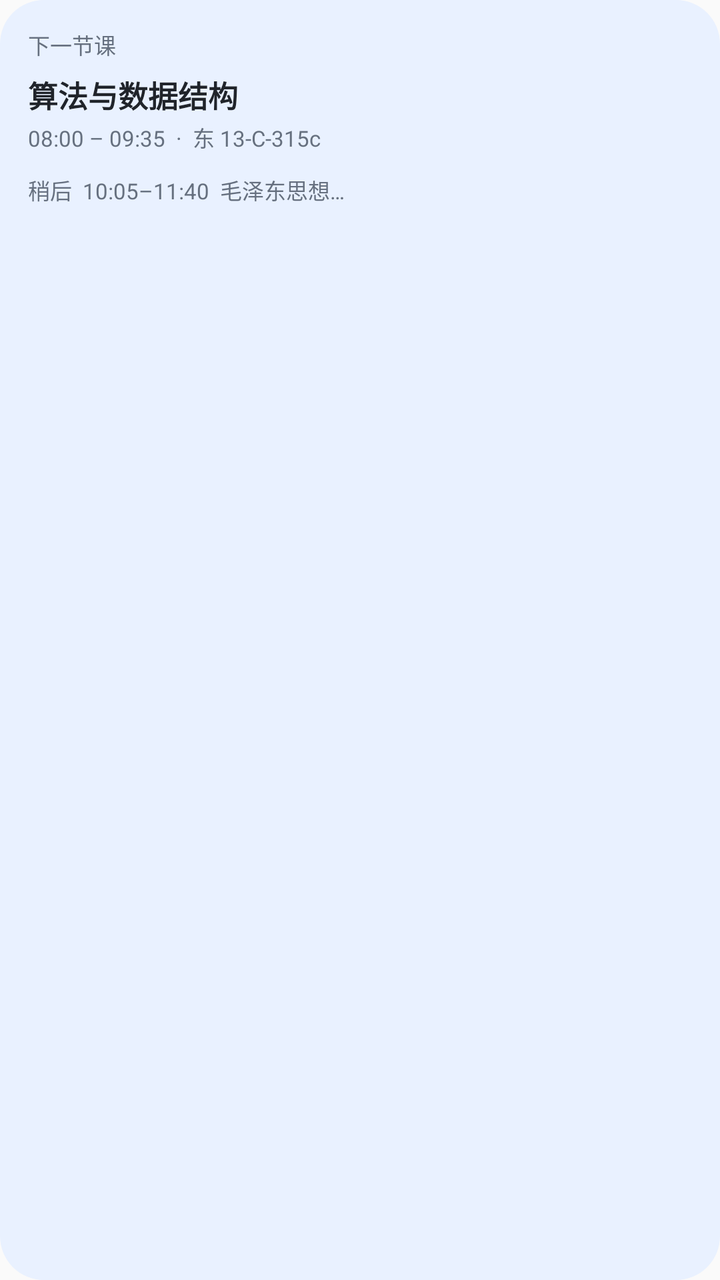
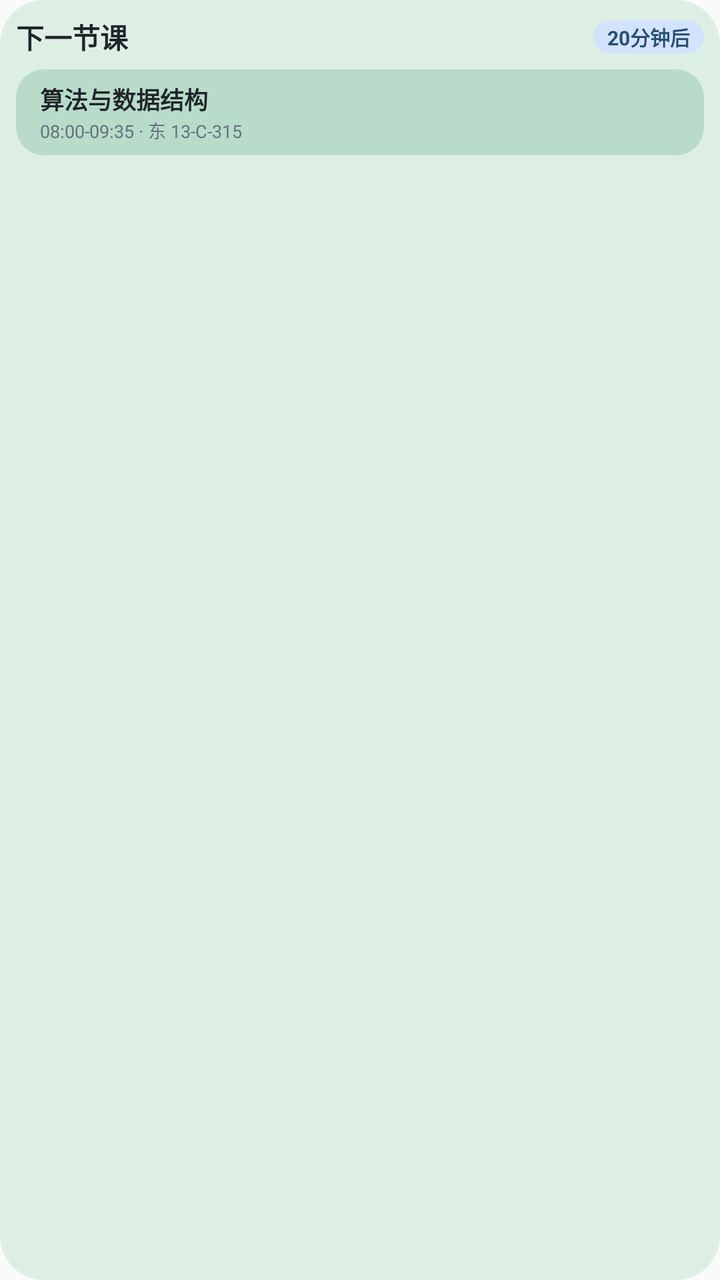

An Android layout rendered at two revisions. The XML below is the earlier revision; the diff shows what the commit changed to produce the second picture.
<!-- AndroidManifest.xml: another module's application theme Theme.CurSimple -->
<!-- res/layout/widget_preview_next.xml -->
<?xml version="1.0" encoding="utf-8"?>
<LinearLayout xmlns:android="http://schemas.android.com/apk/res/android"
    android:layout_width="match_parent"
    android:layout_height="match_parent"
    android:background="@drawable/widget_bg_card"
    android:orientation="vertical"
    android:padding="14dp">

    <TextView
        android:layout_width="wrap_content"
        android:layout_height="wrap_content"
        android:text="下一节课"
        android:textColor="#66707F"
        android:textSize="11sp" />

    <TextView
        android:layout_width="match_parent"
        android:layout_height="wrap_content"
        android:layout_marginTop="6dp"
        android:text="算法与数据结构"
        android:textColor="#20242A"
        android:textSize="15sp"
        android:textStyle="bold" />

    <TextView
        android:layout_width="match_parent"
        android:layout_height="wrap_content"
        android:layout_marginTop="2dp"
        android:text="08:00 – 09:35  ·  东 13-C-315c"
        android:textColor="#66707F"
        android:textSize="11sp" />

    <TextView
        android:layout_width="match_parent"
        android:layout_height="wrap_content"
        android:layout_marginTop="10dp"
        android:text="稍后  10:05–11:40  毛泽东思想…"
        android:textColor="#66707F"
        android:textSize="11sp" />
</LinearLayout>
<!-- resources referenced by this layout -->
<resources>
  <!-- drawable widget_bg_card (drawable) -->
  <?xml version="1.0" encoding="utf-8"?>
  <shape xmlns:android="http://schemas.android.com/apk/res/android">
      <solid android:color="#FFE9F1FF" />
      <corners android:radius="22dp" />
  </shape>
  <style name="Theme.CurSimple" parent="@android:style/Theme.Material.Light.NoActionBar">
          <item name="android:windowActionBar">false</item>
          <item name="android:windowNoTitle">true</item>
          <item name="android:windowContentOverlay">@null</item>
          <item name="android:windowDrawsSystemBarBackgrounds">true</item>
          <item name="android:statusBarColor">@android:color/transparent</item>
          <item name="android:navigationBarColor">@android:color/transparent</item>
      </style>
</resources>

<!-- the commit's change to res/layout/widget_preview_next.xml (unified diff, before → after) -->
@@ -1,40 +1,70 @@
 <?xml version="1.0" encoding="utf-8"?>
 <LinearLayout xmlns:android="http://schemas.android.com/apk/res/android"
+    xmlns:tools="http://schemas.android.com/tools"
     android:layout_width="match_parent"
     android:layout_height="match_parent"
-    android:background="@drawable/widget_bg_card"
+    android:background="@drawable/widget_bg_card_green"
     android:orientation="vertical"
-    android:padding="14dp">
+    android:padding="8dp"
+    tools:ignore="SmallSp">
 
-    <TextView
-        android:layout_width="wrap_content"
+    <LinearLayout
+        android:layout_width="match_parent"
         android:layout_height="wrap_content"
-        android:text="下一节课"
-        android:textColor="#66707F"
-        android:textSize="11sp" />
+        android:gravity="center_vertical"
+        android:orientation="horizontal">
 
-    <TextView
+        <TextView
+            android:layout_width="0dp"
+            android:layout_height="wrap_content"
+            android:layout_weight="1"
+            android:maxLines="1"
+            android:text="@string/widget_preview_next_title"
+            android:textColor="#20242A"
+            android:textSize="14sp"
+            android:textStyle="bold" />
+
+        <TextView
+            android:layout_width="wrap_content"
+            android:layout_height="wrap_content"
+            android:background="@drawable/widget_bg_badge"
+            android:gravity="center"
+            android:paddingStart="7dp"
+            android:paddingTop="1dp"
+            android:paddingEnd="7dp"
+            android:paddingBottom="1dp"
+            android:text="@string/widget_preview_next_badge"
+            android:textColor="#244E72"
+            android:textSize="10sp"
+            android:textStyle="bold" />
+    </LinearLayout>
+
+    <LinearLayout
         android:layout_width="match_parent"
         android:layout_height="wrap_content"
         android:layout_marginTop="6dp"
-        android:text="算法与数据结构"
-        android:textColor="#20242A"
-        android:textSize="15sp"
-        android:textStyle="bold" />
+        android:background="@drawable/widget_bg_surface_green"
+        android:orientation="vertical"
+        android:paddingStart="12dp"
+        android:paddingTop="6dp"
+        android:paddingEnd="12dp"
+        android:paddingBottom="6dp">
 
-    <TextView
-        android:layout_width="match_parent"
-        android:layout_height="wrap_content"
-        android:layout_marginTop="2dp"
-        android:text="08:00 – 09:35  ·  东 13-C-315c"
-        android:textColor="#66707F"
-        android:textSize="11sp" />
+        <TextView
+            android:layout_width="match_parent"
+            android:layout_height="wrap_content"
+            android:maxLines="1"
+            android:text="@string/widget_preview_course_1"
+            android:textColor="#20242A"
+            android:textSize="12sp"
+            android:textStyle="bold" />
 
-    <TextView
-        android:layout_width="match_parent"
-        android:layout_height="wrap_content"
-        android:layout_marginTop="10dp"
-        android:text="稍后  10:05–11:40  毛泽东思想…"
-        android:textColor="#66707F"
-        android:textSize="11sp" />
+        <TextView
+            android:layout_width="match_parent"
+            android:layout_height="wrap_content"
+            android:maxLines="1"
+            android:text="@string/widget_preview_next_line"
+            android:textColor="#66707F"
+            android:textSize="9sp" />
+    </LinearLayout>
 </LinearLayout>
<!-- resource entries referenced after the edit -->
@@ -1,11 +1,27 @@
 <!-- resources referenced by this layout -->
 <resources>
-  <!-- drawable widget_bg_card (drawable) -->
+  <!-- drawable widget_bg_badge (drawable) -->
   <?xml version="1.0" encoding="utf-8"?>
   <shape xmlns:android="http://schemas.android.com/apk/res/android">
-      <solid android:color="#FFE9F1FF" />
+      <solid android:color="#FFD3E3FB" />
+      <corners android:radius="10dp" />
+  </shape>
+  <!-- drawable widget_bg_card_green (drawable) -->
+  <?xml version="1.0" encoding="utf-8"?>
+  <shape xmlns:android="http://schemas.android.com/apk/res/android">
+      <solid android:color="#FFDDEFE4" />
       <corners android:radius="22dp" />
   </shape>
+  <!-- drawable widget_bg_surface_green (drawable) -->
+  <?xml version="1.0" encoding="utf-8"?>
+  <shape xmlns:android="http://schemas.android.com/apk/res/android">
+      <solid android:color="#FFB8DCC9" />
+      <corners android:radius="14dp" />
+  </shape>
+  <string name="widget_preview_course_1">算法与数据结构</string>
+  <string name="widget_preview_next_badge">20分钟后</string>
+  <string name="widget_preview_next_line">08:00-09:35 · 东 13-C-315</string>
+  <string name="widget_preview_next_title">下一节课</string>
   <style name="Theme.CurSimple" parent="@android:style/Theme.Material.Light.NoActionBar">
           <item name="android:windowActionBar">false</item>
           <item name="android:windowNoTitle">true</item>
